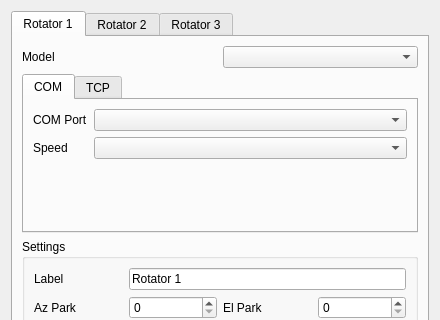
This is dialogrotator.ui in PianetaRadio/CatRotator as Qt 5 draws it before an edit; both pictures show x 0 to 440 and y 0 to 320 of the 440 by 573 pixel window. The edited form follows.
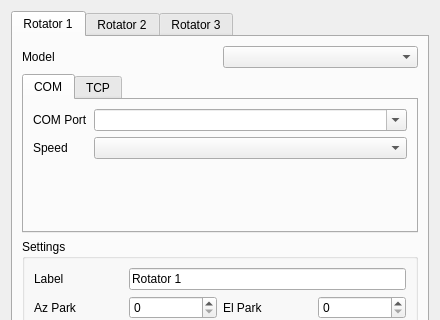
This is the edited form.

Commit message:
COM port list
#25

Diff of the .ui file:
```diff
--- a/dialogrotator.ui
+++ b/dialogrotator.ui
@@ -48,7 +48,11 @@
             </widget>
            </item>
            <item row="0" column="1">
-            <widget class="QComboBox" name="comboBox_comPort"/>
+            <widget class="QComboBox" name="comboBox_comPort">
+             <property name="editable">
+              <bool>true</bool>
+             </property>
+            </widget>
            </item>
            <item row="1" column="0">
             <widget class="QLabel" name="label_serialSpeed">
```
Left out of the diff: 12 changed lines with no effect on the pictures.
